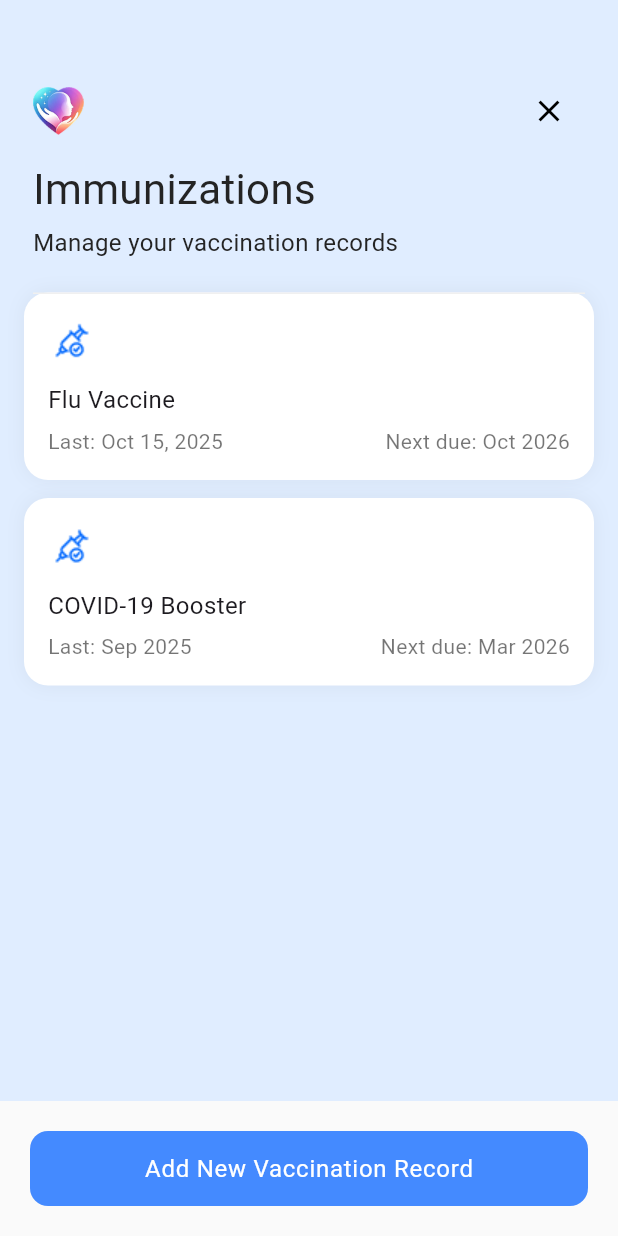
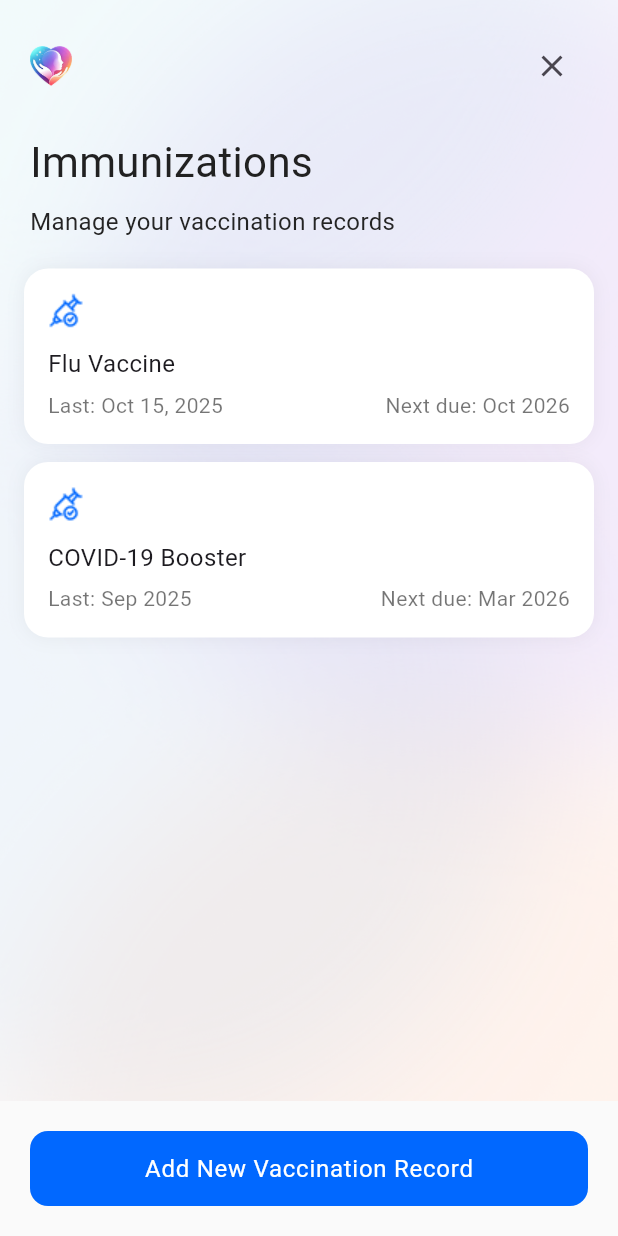
Before and after one commit to prasanjitha/remindus-mobile, a Flutter app: the ViewVaccineReminder screen opened directly, on a phone screen of 412 x 824 dp. Run offline on Flutter 3.47's test engine with Material 3 defaults, Android fonts, the phone set to English and light mode, and no system bars; our stand-ins replace awesome_notifications, bloc, cloud_firestore, device_preview_plus, equatable, firebase_auth and 7 more; accounts and stored records are empty; Roboto replaces fonts that are missing (Helvetica Now Display).

Commit message:
feat: error handling and navigation

```diff
--- a/lib/screens/moreOptions/healthAndTracingSection/viewVaccineReminder.dart
+++ b/lib/screens/moreOptions/healthAndTracingSection/viewVaccineReminder.dart
@@ -1,6 +1,9 @@
 import 'package:flutter/material.dart';
 import 'package:remindus/generated/assets.dart';
+import 'package:remindus/theme/app_colors.dart';
 import 'package:remindus/widgets/custom_button.dart';
+import 'package:remindus/widgets/main_header_appbar.dart';
+import 'package:remindus/screens/moreOptions/healthAndTracingSection/addVaccinationReminder.dart';
 
 class ViewVaccineReminder extends StatefulWidget {
   const ViewVaccineReminder({super.key});
@@ -10,83 +13,72 @@ class ViewVaccineReminder extends StatefulWidget {
 }
 
 class _ViewVaccineReminderState extends State<ViewVaccineReminder> {
-  // @override
-  // void initState() {
-  //   super.initState();
-  //   addVaccine();
-  // }
-
-  // List<Map<String, String>> vaccines = [];
-  List<Map<String, String>> vaccines = [
+  final List<Map<String, String>> vaccines = [
     {"name": "Flu Vaccine", "last": "Oct 15, 2025", "next": "Oct 2026"},
     {"name": "COVID-19 Booster", "last": "Sep 2025", "next": "Mar 2026"},
   ];
 
   void addVaccine() {
-    setState(() {
-      vaccines.add({
-        "name": "Flu Vaccine",
-        "last": "Oct 15, 2025",
-        "next": "Oct 2026",
-      });
-    });
+    Navigator.push(
+      context,
+      MaterialPageRoute(builder: (_) => const AddVaccinationRecordScreen()),
+    );
   }
 
   @override
   Widget build(BuildContext context) {
+    final appColors = context.appColors;
+
     return Scaffold(
-      appBar: PreferredSize(
-        preferredSize: const Size.fromHeight(175),
-        child: Container(
-          margin: const EdgeInsets.only(
-            top: 50,
-            left: 22,
-            right: 22,
-            // bottom: 22,
+      backgroundColor: appColors.bgColor,
+      body: Stack(
+        children: [
+          // Background
+          Positioned.fill(
+            child: Image.asset(
+              Assets.bgColorMap,
+              fit: BoxFit.cover,
+              opacity: const AlwaysStoppedAnimation(.5),
             ),
+          ),
+
+          Column(
+            crossAxisAlignment: CrossAxisAlignment.start,
+            children: [
+              const SizedBox(height: 20),
+
+              Padding(
+                padding: const EdgeInsets.symmetric(horizontal: 20),
                 child: Column(
                   crossAxisAlignment: CrossAxisAlignment.start,
-            mainAxisSize: MainAxisSize.min,
                   children: [
-              Row(
-                mainAxisAlignment: MainAxisAlignment.spaceBetween,
-                children: [
-                  Image.asset(Assets.logoIcon, height: 32),
-                  IconButton(
-                    icon: const Icon(Icons.close, color: Colors.black),
-                    onPressed: () => Navigator.pop(context),
+                    MainHeaderAppBar(),
+                    const SizedBox(height: 20),
+
+                    Text(
+                      "Immunizations",
+                      style: TextStyle(
+                        fontWeight: FontWeight.w400,
+                        color: appColors.textPrimary,
+                        fontSize: 28,
+                      ),
+                    ),
+                    const SizedBox(height: 8),
+
+                    Text(
+                      "Manage your vaccination records",
+                      style: TextStyle(
+                        fontWeight: FontWeight.w400,
+                        color: appColors.textSecondary,
+                        fontSize: 16,
+                      ),
                     ),
                   ],
                 ),
-              const SizedBox(height: 8),
-              const Text(
-                "Immunizations",
-                style: TextStyle(
-                  fontSize: 28,
-                  fontWeight: FontWeight.w400,
-                  color: Color(0xFF242424),
-                ),
-              ),
-              const SizedBox(height: 4),
-              const Text(
-                "Manage your vaccination records",
-                style: TextStyle(
-                  fontSize: 16,
-                  fontWeight: FontWeight.w400,
-                  color: Color(0xFF242424),
-                ),
-              ),
-              const SizedBox(height: 22),
-              Divider(thickness: 1, height: 1, color: Color(0xFFF0F0F0)),
-            ],
-          ),
-        ),
               ),
 
-      body: Column(
-        crossAxisAlignment: CrossAxisAlignment.start,
-        children: [
               const SizedBox(height: 20),
+
               Expanded(
                 child: vaccines.isEmpty
                     ? const Center(
@@ -100,6 +92,7 @@ class _ViewVaccineReminderState extends State<ViewVaccineReminder> {
                         itemCount: vaccines.length,
                         itemBuilder: (context, index) {
                           final v = vaccines[index];
+
                           return Container(
                             margin: const EdgeInsets.only(bottom: 12),
                             padding: const EdgeInsets.all(16),
@@ -116,25 +109,13 @@ class _ViewVaccineReminderState extends State<ViewVaccineReminder> {
                             child: Column(
                               crossAxisAlignment: CrossAxisAlignment.start,
                               children: [
-                            Container(
-                              padding: const EdgeInsets.all(4),
-                              // color: const Color(0xFFF5F5F5),
-                              child: Row(
-                                children: [
                                 Image.asset(
                                   Assets.vaccineSyringeIcon,
                                   height: 24,
                                   width: 24,
                                 ),
-                                ],
-                              ),
-                            ),
-
                                 const SizedBox(height: 12),
 
-                            Column(
-                              crossAxisAlignment: CrossAxisAlignment.start,
-                              children: [
                                 Text(
                                   v["name"]!,
                                   style: const TextStyle(
@@ -143,6 +124,7 @@ class _ViewVaccineReminderState extends State<ViewVaccineReminder> {
                                   ),
                                 ),
                                 const SizedBox(height: 6),
+
                                 Row(
                                   mainAxisAlignment:
                                       MainAxisAlignment.spaceBetween,
@@ -165,27 +147,26 @@ class _ViewVaccineReminderState extends State<ViewVaccineReminder> {
                                 ),
                               ],
                             ),
-                          ],
-                        ),
                           );
                         },
                       ),
               ),
+            ],
+          ),
+        ],
+      ),
 
-          Container(
+      bottomNavigationBar: Container(
         color: const Color(0xFFFAFAFA),
-            child: Padding(
-              padding: const EdgeInsets.all(20.0),
+        padding: const EdgeInsets.all(20),
+        width: double.infinity,
         child: AppButton(
           text: 'Add New Vaccination Record',
-                backgroundColor: Colors.blueAccent,
+          height: 50,
+          backgroundColor: const Color(0xFF0168FF),
           textColor: Colors.white,
           onPressed: addVaccine,
-                height: 50,
         ),
-            ),
-          ),
-        ],
       ),
     );
   }
```
Also changed, not shown: lib/screens/moreOptions/healthAndTracingSection/addVaccinationReminder.dart (+12 -0 lines), lib/screens/moreOptions/healthAndTracingSection/vaccinationAddedScreen.dart (added, +162 -0 lines), assets/icons/addreminders/calendar-favorite.png (added), lib/generated/assets.dart. Lines whose indentation alone changed are shown as unchanged.
